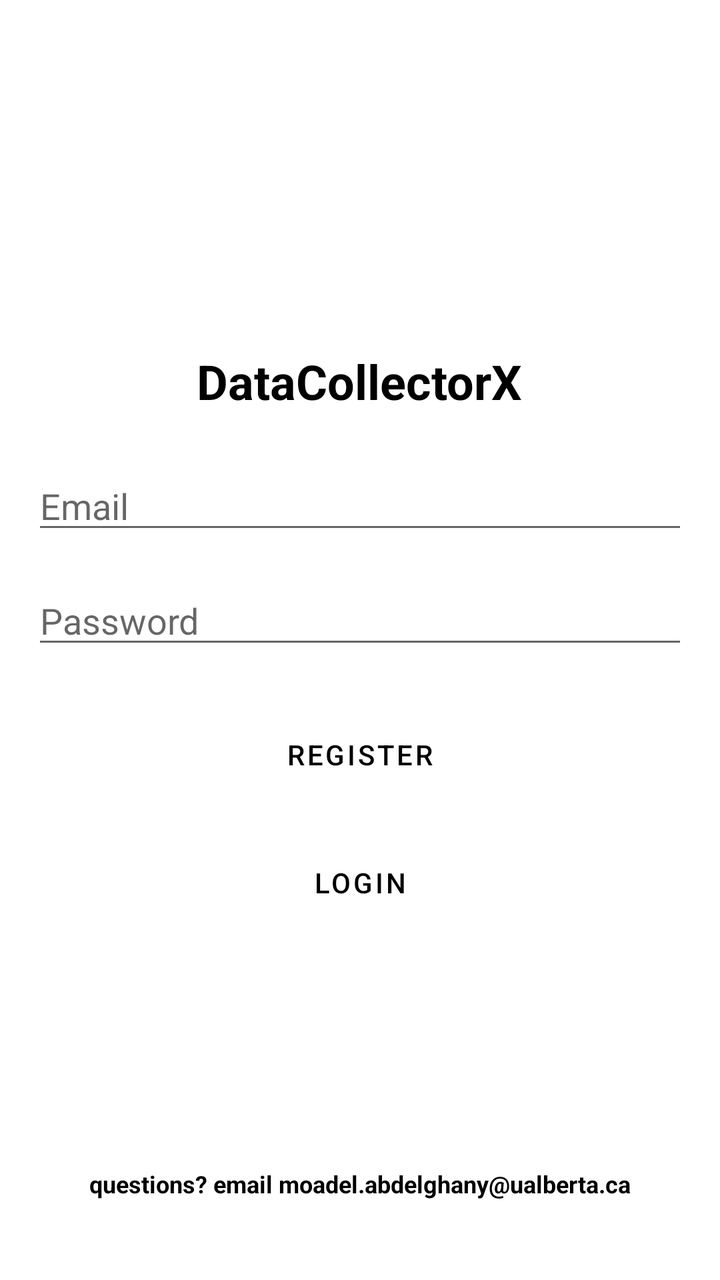
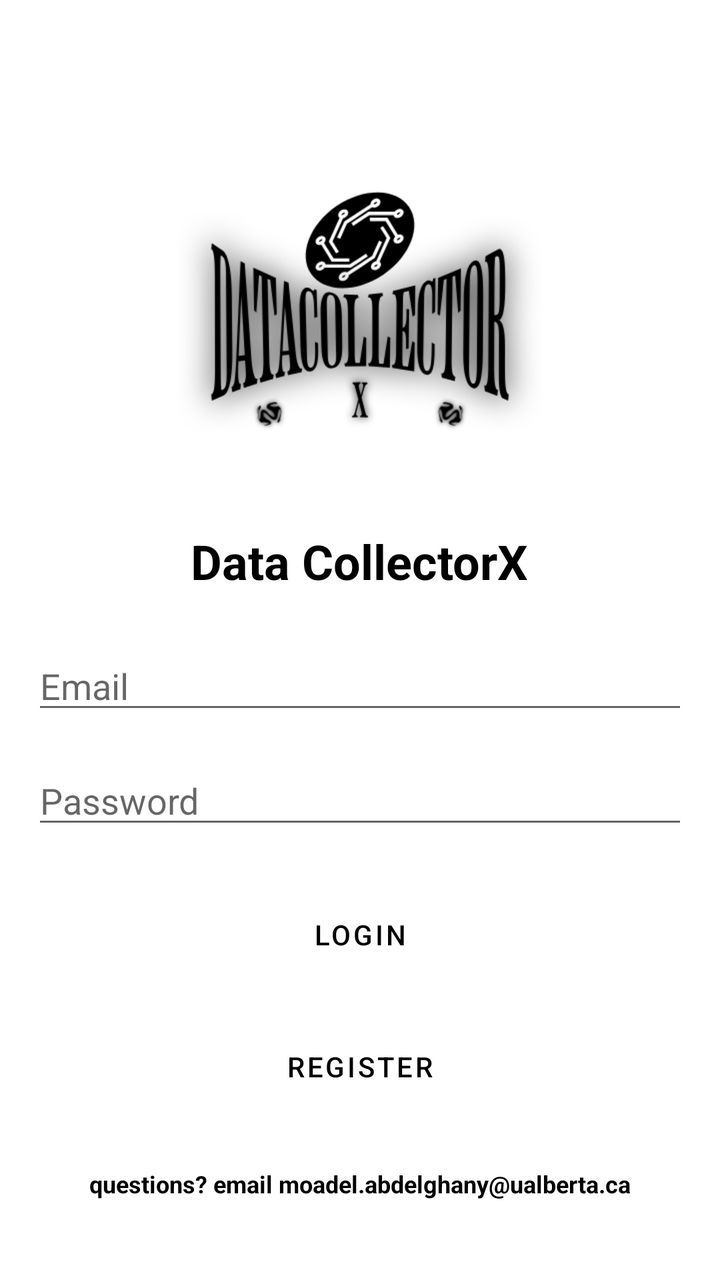

Two renders of the same Android screen: before a commit and after it. Below are the layout's source before the change and the commit's diff.
<!-- AndroidManifest.xml: application theme Theme.DataCollectorX -->
<!-- res/layout/activity_auth.xml -->
<RelativeLayout xmlns:android="http://schemas.android.com/apk/res/android"
    android:layout_width="match_parent"
    android:layout_height="match_parent"
    android:padding="16dp">

    <LinearLayout
        android:layout_width="match_parent"
        android:layout_height="wrap_content"
        android:orientation="vertical"
        android:gravity="center"
        android:layout_centerInParent="true">

        
        <TextView
            android:id="@+id/titleTextView"
            android:layout_width="wrap_content"
            android:layout_height="wrap_content"
            android:text="DataCollectorX"
            android:textSize="24sp"
            android:textStyle="bold"
            android:textColor="@android:color/black"
            android:layout_marginBottom="24dp" />

        
        <EditText
            android:id="@+id/editTextEmail"
            android:layout_width="match_parent"
            android:layout_height="wrap_content"
            android:hint="Email"
            android:inputType="textEmailAddress"
            android:layout_marginBottom="16dp" />

        
        <EditText
            android:id="@+id/editTextPassword"
            android:layout_width="match_parent"
            android:layout_height="wrap_content"
            android:hint="Password"
            android:inputType="textPassword"
            android:layout_marginBottom="24dp" />

        
        <Button
            android:id="@+id/buttonRegister"
            android:layout_width="match_parent"
            android:layout_height="wrap_content"
            android:text="Register"
            android:layout_marginBottom="16dp"
            android:background="@drawable/button_rounded_border"
            android:textColor="@android:color/black" />

        
        <Button
            android:id="@+id/buttonLogin"
            android:layout_width="match_parent"
            android:layout_height="wrap_content"
            android:text="Login"
            android:background="@drawable/button_rounded_border"
            android:textColor="@android:color/black" />
    </LinearLayout>

    
    <TextView
        android:id="@+id/creditsTextView"
        android:layout_width="wrap_content"
        android:layout_height="wrap_content"
        android:text="questions? email moadel.abdelghany@ualberta.ca"
        android:textSize="12sp"
        android:textStyle="bold"
        android:textColor="@android:color/black"
        android:layout_alignParentBottom="true"
        android:layout_centerHorizontal="true"
        android:layout_marginBottom="24dp" />

</RelativeLayout>
<!-- resources referenced by this layout -->
<resources>
  <!-- drawable button_rounded_border (drawable) -->
  <?xml version="1.0" encoding="utf-8"?>
  <shape xmlns:android="http://schemas.android.com/apk/res/android">
      <solid android:color="@android:color/transparent" />
  
      <corners android:radius="12dp" />
  
      <stroke
          android:width="2dp"
          android:color="@android:color/black" />
  </shape>
  <style name="Theme.DataCollectorX" parent="Theme.MaterialComponents.Light.NoActionBar">
          
          <item name="colorPrimary">@color/black</item>
          <item name="colorPrimaryVariant">@color/black</item>
          <item name="colorOnPrimary">@color/white</item>
          
          <item name="colorSecondary">@color/black</item>
          <item name="colorSecondaryVariant">@color/black</item>
          <item name="colorOnSecondary">@color/white</item>
          
          <item name="android:colorBackground">@color/white</item>
          <item name="android:textColor">@color/black</item>
  
          
          <item name="buttonStyle">@style/CustomButtonStyle</item>
      </style>
  <color name="black">#FF000000</color>
  <color name="white">#FFFFFFFF</color>
  <style name="CustomButtonStyle" parent="Widget.MaterialComponents.Button.OutlinedButton">
          <item name="android:background">@drawable/button_rounded_border</item>
          <item name="android:textColor">@android:color/black</item>
      </style>
</resources>

<!-- the commit's change to res/layout/activity_auth.xml (unified diff, before → after) -->
@@ -11,11 +11,18 @@
         android:layout_centerInParent="true">
 
         
+        <ImageView
+            android:id="@+id/appLogo"
+            android:layout_width="200dp"
+            android:layout_height="200dp"
+            android:layout_centerHorizontal="true"
+            android:layout_alignParentTop="true"
+            android:src="@drawable/app_logo" />
         <TextView
             android:id="@+id/titleTextView"
             android:layout_width="wrap_content"
             android:layout_height="wrap_content"
-            android:text="DataCollectorX"
+            android:text="Data CollectorX"
             android:textSize="24sp"
             android:textStyle="bold"
             android:textColor="@android:color/black"
@@ -40,14 +47,7 @@
             android:layout_marginBottom="24dp" />
 
         
-        <Button
-            android:id="@+id/buttonRegister"
-            android:layout_width="match_parent"
-            android:layout_height="wrap_content"
-            android:text="Register"
-            android:layout_marginBottom="16dp"
-            android:background="@drawable/button_rounded_border"
-            android:textColor="@android:color/black" />
+
 
         
         <Button
@@ -55,6 +55,15 @@
             android:layout_width="match_parent"
             android:layout_height="wrap_content"
             android:text="Login"
+            android:background="@drawable/button_rounded_border"
+            android:textColor="@android:color/black" />
+
+        <Button
+            android:id="@+id/buttonRegister"
+            android:layout_width="match_parent"
+            android:layout_height="wrap_content"
+            android:text="Register"
+            android:layout_margin="18dp"
             android:background="@drawable/button_rounded_border"
             android:textColor="@android:color/black" />
     </LinearLayout>
<!-- resource entries referenced after the edit -->
@@ -1,5 +1,6 @@
 <!-- resources referenced by this layout -->
 <resources>
+  <!-- drawable app_logo: png bitmap (drawable, 50767 bytes) -->
   <!-- drawable button_rounded_border (drawable) -->
   <?xml version="1.0" encoding="utf-8"?>
   <shape xmlns:android="http://schemas.android.com/apk/res/android">
